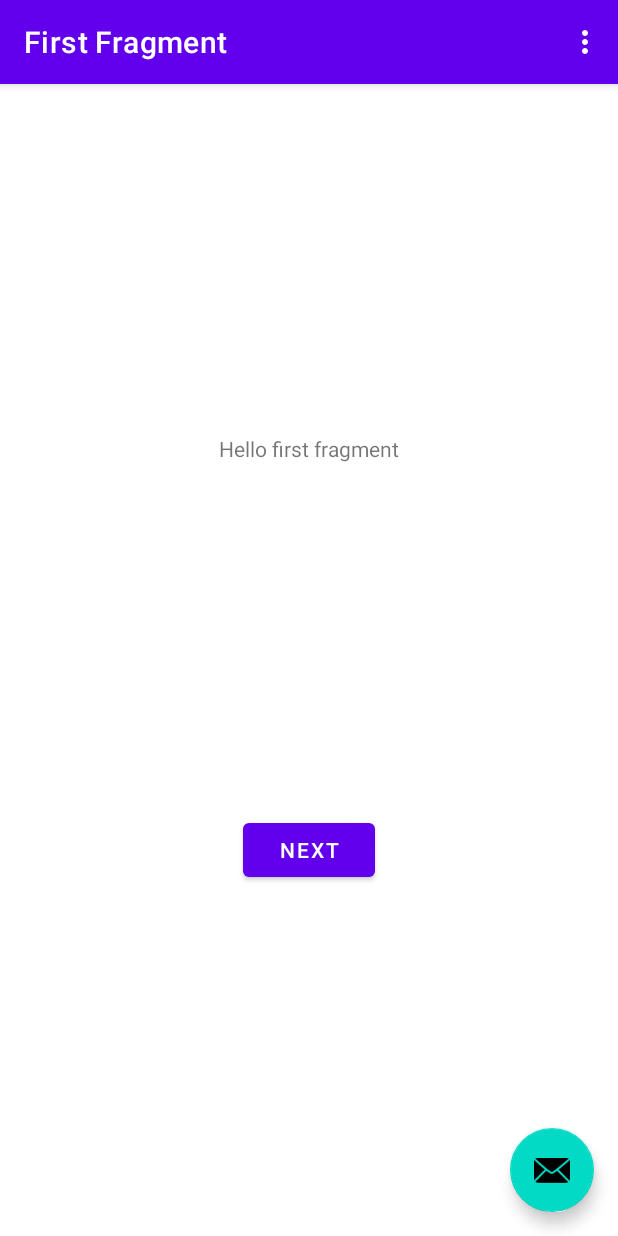
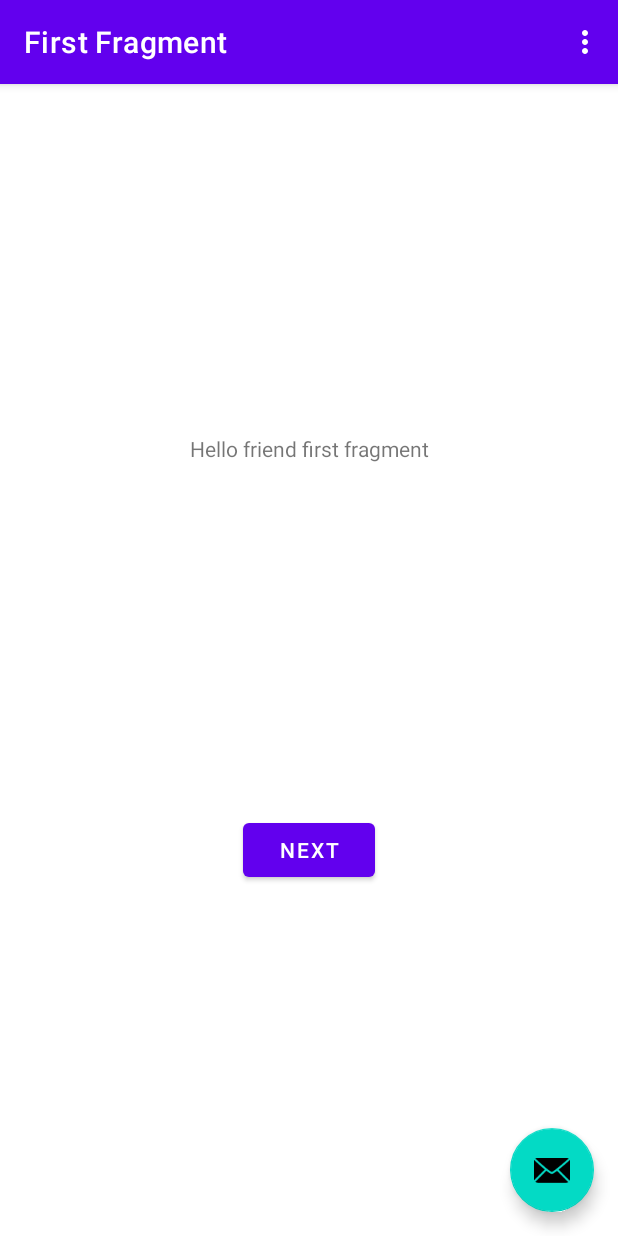
Before and after one commit to AlexIver/andorid-template-ci, an Android app: the screen it shows after launch (MainActivity), on a phone screen of 412 x 824 dp. Run offline under Robolectric (Android 15) with nearby library versions, the phone set to English and light mode, and no system bars; our stand-ins replace navigation-ui.

Commit message:
first commit

```diff
--- a/app/src/main/res/values/strings.xml
+++ b/app/src/main/res/values/strings.xml
@@ -7,6 +7,6 @@
     <string name="next">Next</string>
     <string name="previous">Previous</string>
 
-    <string name="hello_first_fragment">Hello first fragment</string>
+    <string name="hello_first_fragment">Hello friend first fragment</string>
     <string name="hello_second_fragment">Hello second fragment. Arg: %1$s</string>
 </resources>
```
